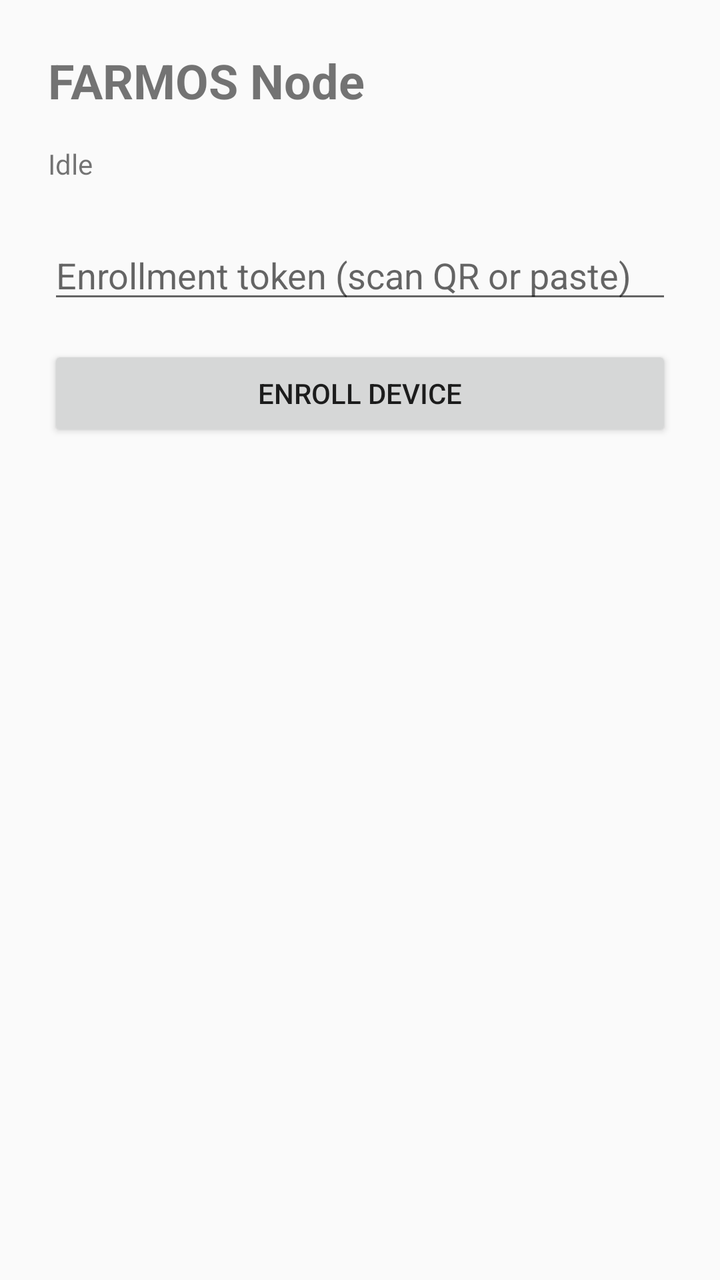
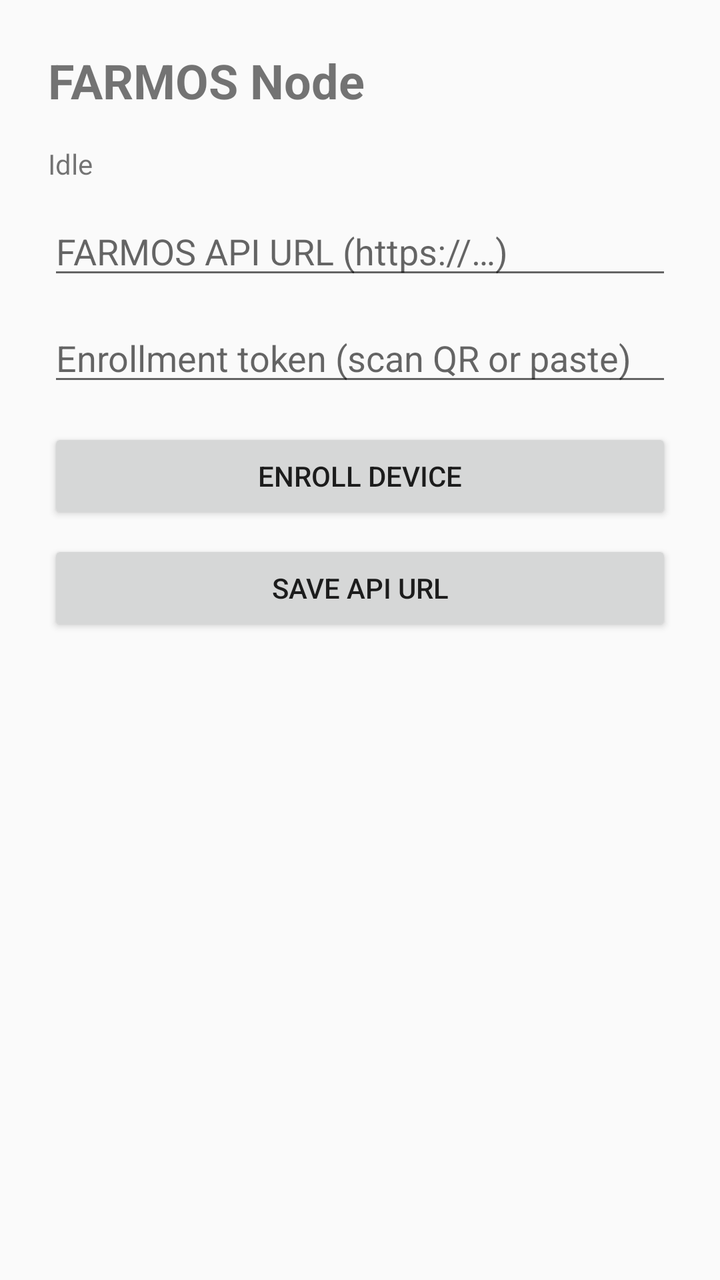

Screens rendered from an Android XML layout before and after an edit, with the pre-edit source and the edit as a unified diff.
<!-- AndroidManifest.xml: application theme Theme.AppCompat.DayNight.NoActionBar -->
<!-- res/layout/activity_main.xml -->
<?xml version="1.0" encoding="utf-8"?>
<LinearLayout xmlns:android="http://schemas.android.com/apk/res/android"
    android:layout_width="match_parent"
    android:layout_height="match_parent"
    android:orientation="vertical"
    android:padding="24dp">

    <TextView
        android:id="@+id/statusTitle"
        android:layout_width="wrap_content"
        android:layout_height="wrap_content"
        android:text="@string/app_name"
        android:textSize="24sp"
        android:textStyle="bold" />

    <TextView
        android:id="@+id/statusBody"
        android:layout_width="match_parent"
        android:layout_height="wrap_content"
        android:layout_marginTop="16dp"
        android:text="Idle" />

    <EditText
        android:id="@+id/tokenInput"
        android:layout_width="match_parent"
        android:layout_height="wrap_content"
        android:layout_marginTop="24dp"
        android:hint="@string/enroll_token_hint"
        android:inputType="text"
        android:autofillHints="off" />

    <Button
        android:id="@+id/enrollButton"
        android:layout_width="match_parent"
        android:layout_height="wrap_content"
        android:layout_marginTop="16dp"
        android:text="@string/enroll_button" />
</LinearLayout>
<!-- resources referenced by this layout -->
<resources>
  <string name="app_name">FARMOS Node</string>
  <string name="enroll_button">Enroll device</string>
  <string name="enroll_token_hint">Enrollment token (scan QR or paste)</string>
</resources>

<!-- the commit's change to res/layout/activity_main.xml (unified diff, before → after) -->
@@ -21,10 +21,19 @@
         android:text="Idle" />
 
     <EditText
+        android:id="@+id/apiUrlInput"
+        android:layout_width="match_parent"
+        android:layout_height="wrap_content"
+        android:layout_marginTop="12dp"
+        android:hint="@string/api_url_hint"
+        android:inputType="textUri"
+        android:autofillHints="url" />
+
+    <EditText
         android:id="@+id/tokenInput"
         android:layout_width="match_parent"
         android:layout_height="wrap_content"
-        android:layout_marginTop="24dp"
+        android:layout_marginTop="12dp"
         android:hint="@string/enroll_token_hint"
         android:inputType="text"
         android:autofillHints="off" />
@@ -35,4 +44,11 @@
         android:layout_height="wrap_content"
         android:layout_marginTop="16dp"
         android:text="@string/enroll_button" />
+
+    <Button
+        android:id="@+id/saveUrlButton"
+        android:layout_width="match_parent"
+        android:layout_height="wrap_content"
+        android:layout_marginTop="8dp"
+        android:text="@string/save_url_button" />
 </LinearLayout>
<!-- resource entries referenced after the edit -->
@@ -1,7 +1,9 @@
 <!-- resources referenced by this layout -->
 <resources>
+  <string name="api_url_hint">FARMOS API URL (https://…)</string>
   <string name="app_name">FARMOS Node</string>
   <string name="enroll_button">Enroll device</string>
   <string name="enroll_token_hint">Enrollment token (scan QR or paste)</string>
+  <string name="save_url_button">Save API URL</string>
 </resources>
 
